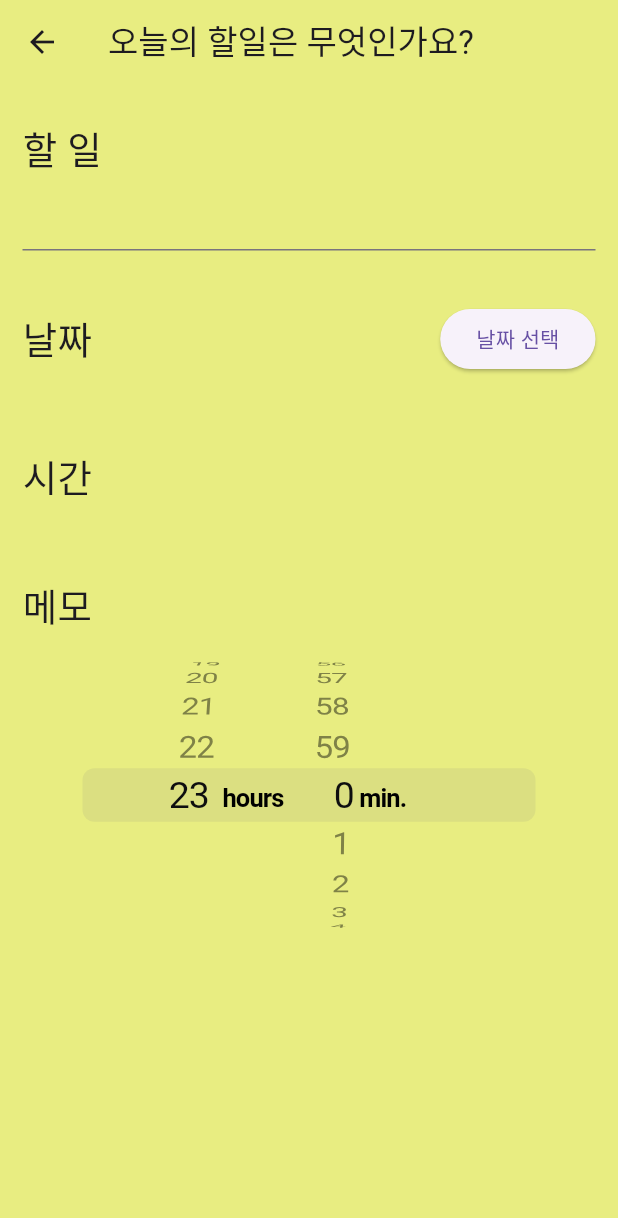
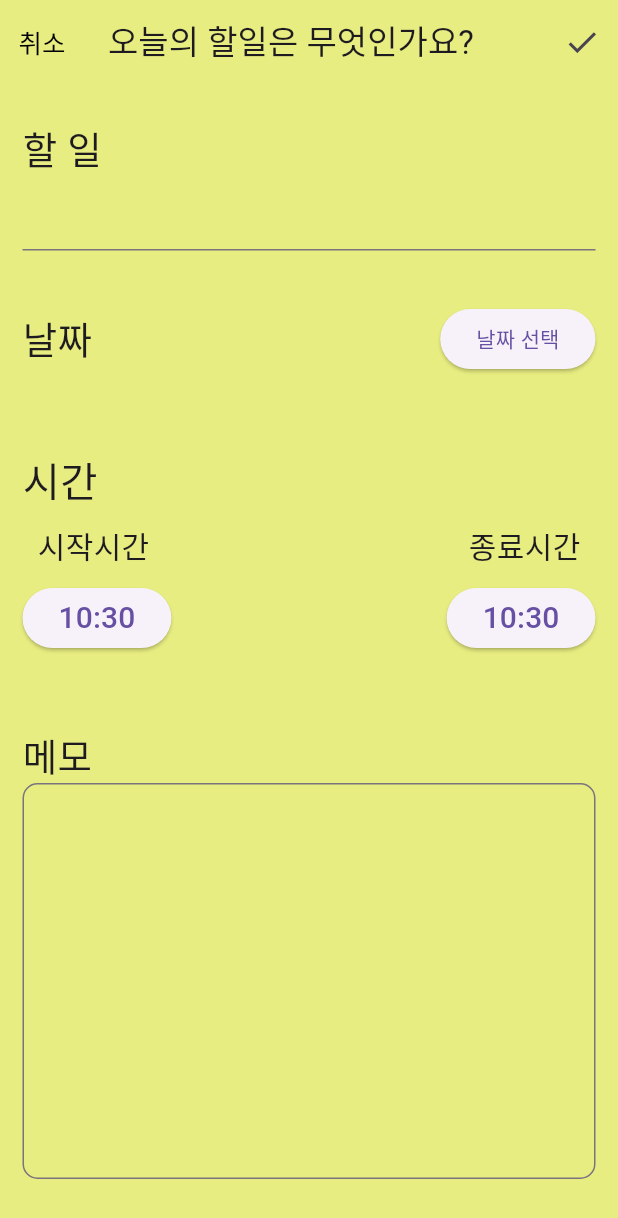
Before and after one commit to TEAM-ALOM/flutterToyProject_jooyoung331, a Flutter app: the screen it shows after launch, after a tap on the "add" icon, on a phone screen of 412 x 824 dp. Shown: the top 1218 px of the screen. Run offline on Flutter 3.47's test engine with Material 3 defaults, Android fonts, the phone set to English and light mode, and no system bars; our stand-ins replace hive_flutter; accounts and stored records are empty.

Commit message:
add  keyboard detector and memo border

```diff
--- a/lib/screens/towritescreen.dart
+++ b/lib/screens/towritescreen.dart
@@ -1,5 +1,7 @@
 import 'package:flutter/material.dart';
-import 'package:flutter/cupertino.dart'; //이것까지는 함
+//import 'package:flutter/cupertino.dart';
+//import 'package:hive/hive.dart';
+import 'package:hive_flutter/hive_flutter.dart';
 
 class ToWriteScreen extends StatefulWidget {
   const ToWriteScreen({super.key});
@@ -11,13 +13,47 @@ class ToWriteScreen extends StatefulWidget {
 class _ToWriteScreenState extends State<ToWriteScreen> {
   DateTime? _selectedDate;
   var value = "";
-  //DateTime _dateTime = DateTime.now();
+  TimeOfDay initialTime = TimeOfDay.now();
+  TimeOfDay lateTime = TimeOfDay.now();
+  String textContent = "";
+  String textContentMemo = "";
+  final _controllerTodo = TextEditingController();
+  final _controllerTomemo = TextEditingController();
+
   @override
   Widget build(BuildContext context) {
-    return Scaffold(
+    return GestureDetector(
+      onTap: () {
+        FocusManager.instance.primaryFocus?.unfocus(); // 키보드 닫기 제스처디텍터
+      },
+      child: Scaffold(
         appBar: AppBar(
           backgroundColor: const Color.fromARGB(255, 232, 237, 129),
           title: const Text("오늘의 할일은 무엇인가요?"),
+          leading: TextButton(
+            //왼쪽에 아이콘 만들려면 leading
+            child: const Text(
+              "취소",
+              style: TextStyle(
+                fontSize: 17,
+                color: Colors.black,
+              ),
+            ),
+            onPressed: () {
+              Navigator.pop(context);
+            },
+          ),
+          actions: [
+            IconButton(
+              onPressed: () {
+                Navigator.pop(context);
+              },
+              icon: const Icon(
+                Icons.check,
+                size: 25,
+              ),
+            ),
+          ],
         ),
         backgroundColor: const Color.fromARGB(255, 232, 237, 129),
         body: SingleChildScrollView(
@@ -33,8 +69,11 @@ class _ToWriteScreenState extends State<ToWriteScreen> {
                     fontSize: 25,
                   ),
                 ),
-              const TextField(
-                decoration: InputDecoration(),
+                TextField(
+                  controller: _controllerTodo,
+                  onChanged: (value) {
+                    textContent = value;
+                  },
                 ),
                 const SizedBox(
                   height: 35,
@@ -77,8 +116,63 @@ class _ToWriteScreenState extends State<ToWriteScreen> {
                   "시간",
                   textAlign: TextAlign.start,
                   style: TextStyle(
-                  fontSize: 25,
+                    fontSize: 27,
                   ),
+                ),
+                const Padding(
+                  padding: EdgeInsets.all(10.0),
+                  child: Row(
+                    mainAxisAlignment: MainAxisAlignment.spaceBetween,
+                    children: [
+                      Text(
+                        '시작시간', //초기 시간은 현재시간
+                        style: TextStyle(fontSize: 20),
+                      ),
+                      Text(
+                        '종료시간', //초기 시간은 현재시간
+                        style: TextStyle(fontSize: 20),
+                      ),
+                    ],
+                  ),
+                ),
+                Row(
+                  mainAxisAlignment: MainAxisAlignment.spaceBetween,
+                  children: [
+                    ElevatedButton(
+                      onPressed: () async {
+                        final TimeOfDay? timeOfDay = await showTimePicker(
+                          context: context,
+                          initialTime: initialTime,
+                        );
+                        if (timeOfDay != null) {
+                          setState(() {
+                            initialTime = timeOfDay;
+                          });
+                        }
+                      },
+                      child: Text(
+                        '${initialTime.hour}:${initialTime.minute}', //초기 시간은 현재시간
+                        style: const TextStyle(fontSize: 20),
+                      ),
+                    ),
+                    ElevatedButton(
+                      onPressed: () async {
+                        final TimeOfDay? timeOfDay2 = await showTimePicker(
+                          context: context,
+                          initialTime: lateTime,
+                        );
+                        if (timeOfDay2 != null) {
+                          setState(() {
+                            lateTime = timeOfDay2;
+                          });
+                        }
+                      },
+                      child: Text(
+                        '${lateTime.hour}:${lateTime.minute}', //초기 시간은 현재시간
+                        style: const TextStyle(fontSize: 20),
+                      ),
+                    ),
+                  ],
                 ),
                 const SizedBox(
                   height: 50,
@@ -90,16 +184,22 @@ class _ToWriteScreenState extends State<ToWriteScreen> {
                     fontSize: 25,
                   ),
                 ),
-              CupertinoTimerPicker(
-                onTimerDurationChanged: (value) {
-                  setState(() {
-                    print(value);
-                  });
+                TextField(
+                  textAlignVertical: TextAlignVertical.top,
+                  maxLines: null,
+                  decoration: InputDecoration(
+                    border: OutlineInputBorder(
+                      borderRadius: BorderRadius.circular(10.0),
+                    ),
+                    contentPadding: const EdgeInsets.symmetric(vertical: 120),
+                  ),
+                  controller: _controllerTomemo,
+                  onChanged: (value) {
+                    textContentMemo = value;
                   },
-                mode: CupertinoTimerPickerMode.hm,
-                initialTimerDuration: const Duration(hours: 24, minutes: 60),
+                )
+              ],
             ),
-            ],
           ),
         ),
       ),
```
Lines whose indentation alone changed are shown as unchanged.
